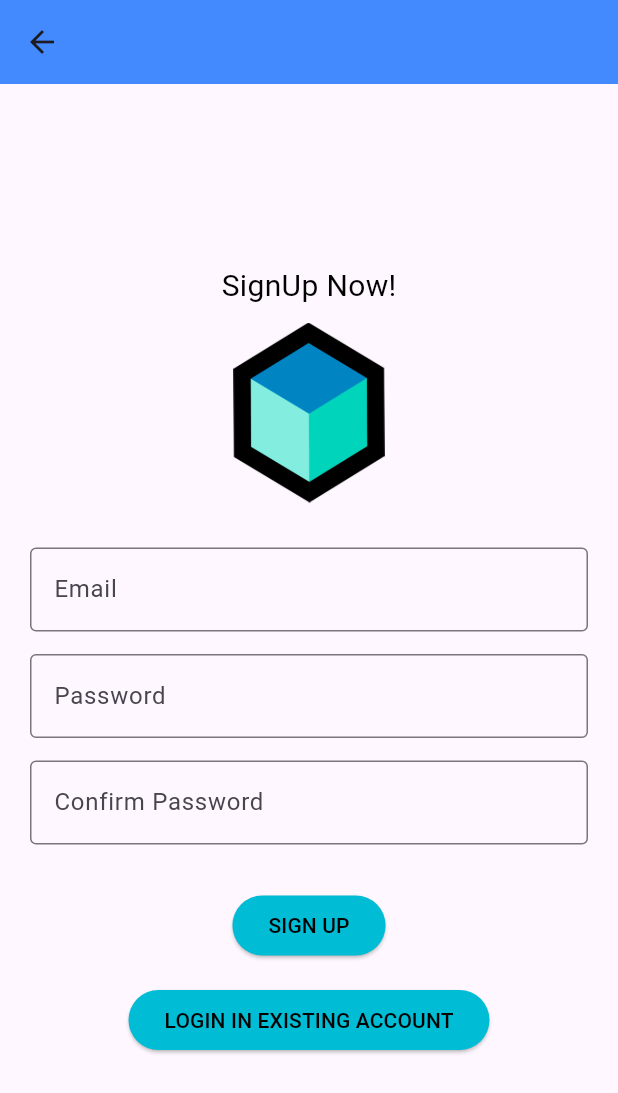
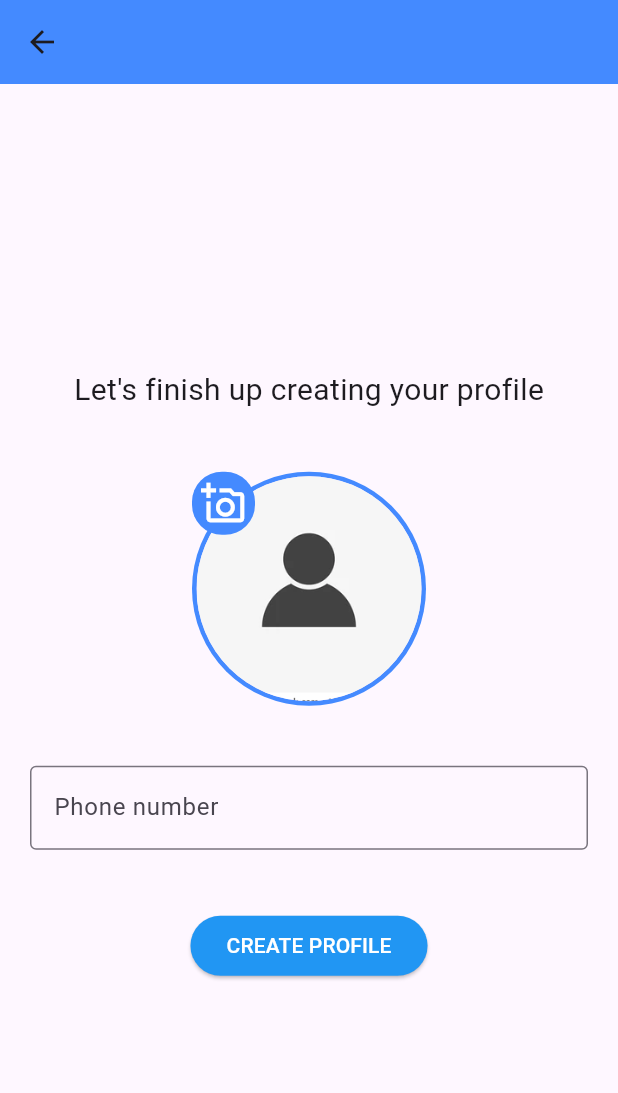
Before and after one commit to avni-7span/firebase_authentication_bloc, a Flutter app: the SignUpScreen screen opened by its route, after a tap on "SIGN UP", after a tap on "LOGIN IN EXISTING ACCOUNT", after a tap on "CREATE ACCOUNT", on a phone screen of 412 x 824 dp. Shown: the top 1093 px of the screen. Run offline on Flutter 3.47's test engine with Material 3 defaults, Android fonts, the phone set to English and light mode, and no system bars; our stand-ins replace auto_route, bloc, cloud_firestore, equatable, firebase_auth, firebase_core and 3 more; accounts and stored records are empty.

Commit message:
profile screen in progress

```diff
--- a/lib/core/models/user_model.dart
+++ b/lib/core/models/user_model.dart
@@ -1,22 +1,30 @@
 import 'package:equatable/equatable.dart';
+import 'package:image_picker/image_picker.dart';
 
 /// [User.empty] represents an unauthenticated user.
+
 class User extends Equatable {
-  const User({
-    required this.id,
-    this.email,
-    this.name,
-    this.photo,
-  });
+  const User({required this.id, this.email, this.photo, this.phoneNumber});
 
   final String? email;
-  final String id;
-  final String? name;
-  final String? photo;
+  final String? id;
+  final XFile? photo;
+  final String? phoneNumber;
+
   static const empty = User(id: '');
+
   bool get isEmpty => this == User.empty;
   bool get isNotEmpty => this != User.empty;
 
   @override
-  List<Object?> get props => [email, id, name, photo];
+  List<Object?> get props => [email, id, photo, phoneNumber];
+
+  Map<String, dynamic> toFireStore() {
+    return {
+      if (email != null) "email": email,
+      if (id != null) "id": id,
+      if (photo != null) "photo": photo,
+      if (phoneNumber != null) "phoneNumber": phoneNumber,
+    };
+  }
 }
--- a/lib/core/repository/authentication_repository.dart
+++ b/lib/core/repository/authentication_repository.dart
@@ -2,13 +2,13 @@ import 'package:firebase_auth/firebase_auth.dart' as firebase_auth;
 import 'package:firebasebloc/core/models/user_model.dart';
 import 'package:firebasebloc/core/repository/authentication_failure.dart';
 
-extension on firebase_auth.User {
-  /// Maps a [firebase_auth.User] into a [User].
-
-  User get toUser {
-    return User(id: uid, email: email, name: displayName, photo: photoURL);
-  }
-}
+// extension on firebase_auth.User {
+//   /// Maps a [firebase_auth.User] into a [User].
+//
+//   User get toUser {
+//     return User(id: uid, email: email, name: displayName, photo: photoURL);
+//   }
+// }
 
 class AuthenticationRepository {
   final firebase_auth.FirebaseAuth _firebaseAuth;
@@ -28,12 +28,12 @@ class AuthenticationRepository {
     return firebase_auth.FirebaseAuth.instance.currentUser;
   }
 
-  Stream<User> get user {
-    return _firebaseAuth.authStateChanges().map((firebaseUser) {
-      final user = firebaseUser == null ? User.empty : firebaseUser.toUser;
-      return user;
-    });
-  }
+  // Stream<User> get user {
+  //   return _firebaseAuth.authStateChanges().map((firebaseUser) {
+  //     final user = firebaseUser == null ? User.empty : firebaseUser.toUser;
+  //     return user;
+  //   });
+  // }
 
   Future<void> signUp({required String email, required String password}) async {
     try {
@@ -58,16 +58,6 @@ class AuthenticationRepository {
     );
   }
 
-  // Future<void> logOut() async {
-  //   try {
-  //     await Future.wait([
-  //       _firebaseAuth.signOut(),
-  //     ]);
-  //   } catch (_) {
-  //     throw LogOutFailure();
-  //   }
-  // }
-
   Future<void> logOut() async {
     await Future.wait([
       _firebaseAuth.signOut(),
--- /dev/null
+++ b/lib/core/validators/phoneNumber.dart
@@ -0,0 +1,21 @@
+import 'package:formz/formz.dart';
+
+enum PhoneNumberValidationError { invalid }
+
+class PhoneNumber extends FormzInput<String, PhoneNumberValidationError> {
+  // for user that entered first time , then there must not error messages therefore pure
+  const PhoneNumber.pure() : super.pure('');
+
+  const PhoneNumber.dirty([super.value = '']) : super.dirty();
+
+  static final RegExp _numberRegExp = RegExp(
+    r'^(?:[+0]9)?[0-9]{10}$',
+  );
+
+  @override
+  PhoneNumberValidationError? validator(String? value) {
+    return _numberRegExp.hasMatch(value ?? '')
+        ? null
+        : PhoneNumberValidationError.invalid;
+  }
+}
--- a/lib/modules/app_bloc/app_bloc.dart
+++ b/lib/modules/app_bloc/app_bloc.dart
@@ -17,9 +17,9 @@ class AppBloc extends Bloc<AppEvent, AppState> {
     on<AppEvent>((event, emit) {
       on<AppUserChangeEvent>(_onUserChanged);
       on<AppLogOutEvent>(_onLogOut);
-      _userSubscription = _authenticationRepository.user.listen(
-        (user) => add(AppUserChangeEvent(user)),
-      );
+      // _userSubscription = _authenticationRepository.user.listen(
+      //   (user) => add(AppUserChangeEvent(user)),
+      // );
     });
   }
 
--- a/lib/modules/login/screens/login_screen.dart
+++ b/lib/modules/login/screens/login_screen.dart
@@ -150,7 +150,7 @@ class _SignupButton extends StatelessWidget {
           borderRadius: BorderRadius.circular(20),
         ),
       ),
-      onPressed: () => context.replaceRoute(const SignUpRoute()),
+      onPressed: () => context.replaceRoute(const CreateProfileRoute()),
       child: const Text(
         'CREATE ACCOUNT',
         style: TextStyle(color: Colors.black),
--- /dev/null
+++ b/lib/modules/profile/cubit/profile_state.dart
@@ -0,0 +1,56 @@
+part of 'profile_cubit.dart';
+
+class ProfileState extends Equatable {
+  const ProfileState(
+      {this.profileImage,
+      this.phoneNumber = const PhoneNumber.pure(),
+      this.status = FormzSubmissionStatus.initial,
+      this.isValid = false,
+      this.imageError = false,
+      this.isLoading = false,
+      this.error});
+
+  final XFile? profileImage;
+  final PhoneNumber phoneNumber;
+  final FormzSubmissionStatus status;
+  final bool isValid;
+  final bool imageError;
+  final bool isLoading;
+  final String? error;
+
+  @override
+  List<Object?> get props => [
+        profileImage,
+        phoneNumber,
+        status,
+        isValid,
+        imageError,
+        isLoading,
+        error
+      ];
+
+  ProfileState copyWith({
+    XFile? profileImage,
+    PhoneNumber? phoneNumber,
+    FormzSubmissionStatus? status,
+    bool? isValid,
+    bool? imageError,
+    bool? isLoading,
+    String? error,
+  }) {
+    return ProfileState(
+      profileImage: profileImage ?? this.profileImage,
+      phoneNumber: phoneNumber ?? this.phoneNumber,
+      status: status ?? this.status,
+      isValid: isValid ?? this.isValid,
+      imageError: imageError ?? this.imageError,
+      isLoading: isLoading ?? this.isLoading,
+      error: error ?? this.error,
+    );
+  }
+}
+
+// final class ProfileInitial extends ProfileState {
+//   @override
+//   List<Object> get props => [];
+// }
--- /dev/null
+++ b/lib/modules/profile/screens/create_profile.dart
@@ -0,0 +1,165 @@
+import 'dart:io';
+
+import 'package:auto_route/auto_route.dart';
+import 'package:firebasebloc/modules/profile/cubit/profile_cubit.dart';
+import 'package:flutter/material.dart';
+import 'package:flutter_bloc/flutter_bloc.dart';
+
+@RoutePage()
+class CreateProfileScreen extends StatefulWidget implements AutoRouteWrapper {
+  const CreateProfileScreen({super.key});
+
+  @override
+  State<CreateProfileScreen> createState() => _CreateProfileScreenState();
+
+  @override
+  Widget wrappedRoute(BuildContext context) {
+    return BlocProvider(
+      create: (context) => ProfileCubit(),
+      child: this,
+    );
+  }
+}
+
+class _CreateProfileScreenState extends State<CreateProfileScreen> {
+  @override
+  Widget build(BuildContext context) {
+    return Scaffold(
+      appBar: AppBar(
+        backgroundColor: Colors.blueAccent,
+      ),
+      body: BlocListener<ProfileCubit, ProfileState>(
+        listenWhen: (previous, current) =>
+            previous.imageError != current.imageError,
+        listener: (context, state) {
+          print('listen thayu');
+          if (state.imageError) {
+            AlertDialog(
+              content: const Text('Please select a profile picture.'),
+              actions: <Widget>[
+                TextButton(
+                  child: const Text('Ok'),
+                  onPressed: () {
+                    Navigator.of(context).pop();
+                  },
+                ),
+              ],
+            );
+          }
+        },
+        child: Center(
+          child: Padding(
+            padding: const EdgeInsets.only(left: 20, right: 20, top: 20),
+            child: SingleChildScrollView(
+              child: Column(
+                mainAxisAlignment: MainAxisAlignment.center,
+                children: [
+                  const Text(
+                    'Let\'s finish up creating your profile',
+                    style: TextStyle(fontSize: 20),
+                  ),
+                  const SizedBox(height: 40),
+                  Stack(
+                    children: [
+                      CircleAvatar(
+                        radius: 78,
+                        backgroundColor: Colors.blueAccent,
+                        child: BlocBuilder<ProfileCubit, ProfileState>(
+                          buildWhen: (previous, current) =>
+                              previous.profileImage != current.profileImage,
+                          builder: (context, state) {
+                            return state.isLoading
+                                ? const CircularProgressIndicator()
+                                : CircleAvatar(
+                                    radius: 75,
+                                    backgroundImage: state.profileImage != null
+                                        ? FileImage(
+                                            File(state.profileImage!.path))
+                                        : const AssetImage(
+                                            'assets/fake_user_profile.webp'),
+                                  );
+                          },
+                        ),
+                      ),
+                      InkWell(
+                        onTap: context.read<ProfileCubit>().getImageFromGallery,
+                        child: Positioned(
+                          bottom: 10,
+                          right: 8,
+                          child: Container(
+                            width: 42,
+                            height: 42,
+                            decoration: const BoxDecoration(
+                              borderRadius: BorderRadius.all(
+                                Radius.circular(20),
+                              ),
+                              color: Colors.blueAccent,
+                            ),
+                            child: const Icon(
+                              Icons.add_a_photo_outlined,
+                              color: Colors.white,
+                              size: 30,
+                            ),
+                          ),
+                        ),
+                      )
+                    ],
+                  ),
+                  const SizedBox(height: 40),
+                  const PhoneNumberField(),
+                  const SizedBox(height: 40),
+                  const CreateProfileButton(),
+                ],
+              ),
+            ),
+          ),
+        ),
+      ),
+    );
+  }
+}
+
+class PhoneNumberField extends StatelessWidget {
+  const PhoneNumberField({super.key});
+
+  @override
+  Widget build(BuildContext context) {
+    return BlocBuilder<ProfileCubit, ProfileState>(
+      buildWhen: (previous, current) =>
+          previous.phoneNumber != current.phoneNumber,
+      builder: (context, state) {
+        return TextFormField(
+          onChanged: (value) =>
+              context.read<ProfileCubit>().numberChanged(value),
+          decoration: InputDecoration(
+              border: const OutlineInputBorder(),
+              labelText: 'Phone number',
+              errorText: state.phoneNumber.displayError != null
+                  ? 'Enter valid phone number'
+                  : null),
+        );
+      },
+    );
+  }
+}
+
+class CreateProfileButton extends StatelessWidget {
+  const CreateProfileButton({super.key});
+
+  @override
+  Widget build(BuildContext context) {
+    return ElevatedButton(
+      style: ElevatedButton.styleFrom(
+        backgroundColor: Colors.blue,
+        shape: RoundedRectangleBorder(
+          borderRadius: BorderRadius.circular(20),
+        ),
+      ),
+      onPressed: context.read<ProfileCubit>().onCreatingProfile,
+      child: const Text(
+        'CREATE PROFILE',
+        style: TextStyle(color: Colors.white),
+      ),
+    );
+  }
+}
--- a/lib/routes/router.dart
+++ b/lib/routes/router.dart
@@ -3,12 +3,16 @@ import 'package:firebasebloc/routes/router.gr.dart';
 
 @AutoRouterConfig(replaceInRouteName: 'Screen,Route')
 class AppRoute extends $AppRoute {
+  @override
   RouteType get defaultRouteType => RouteType.material();
 
   final List<AutoRoute> routes = [
     AutoRoute(page: SplashRoute.page, initial: true),
     AutoRoute(page: SignUpRoute.page),
     AutoRoute(page: LoginRoute.page),
-    AutoRoute(page: ProfileRoute.page)
+    AutoRoute(page: ProfileRoute.page),
+    AutoRoute(page: CreateProfileRoute.page)
   ];
 }
+
+// dart run build_runner build -d
--- a/pubspec.yaml
+++ b/pubspec.yaml
@@ -43,6 +43,8 @@ dependencies:
   cached: ^1.7.0
   formz: ^0.7.0
   shared_preferences: ^2.2.3
+  image_picker: ^1.1.2
+  cloud_firestore: ^5.1.0
 
 dev_dependencies:
   flutter_test:
```
Also changed, not shown: lib/modules/profile/cubit/profile_cubit.dart (added, +80 -0 lines), lib/screens/splash_screen.dart (+8 -7 lines), assets/fake_user_profile.webp (added), lib/routes/router.gr.dart, pubspec.lock, 5 other files.
